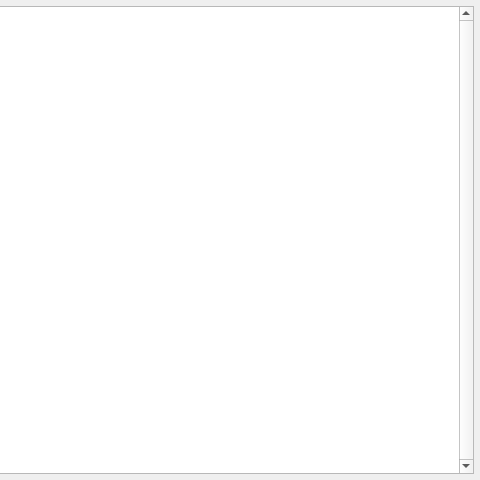
This is ui/SensorListWidget.ui in kipr/botui as Qt 5 draws it before an edit; both pictures show x 320 to 800 and y 0 to 480 of the 800 by 480 pixel window. The edited form follows.
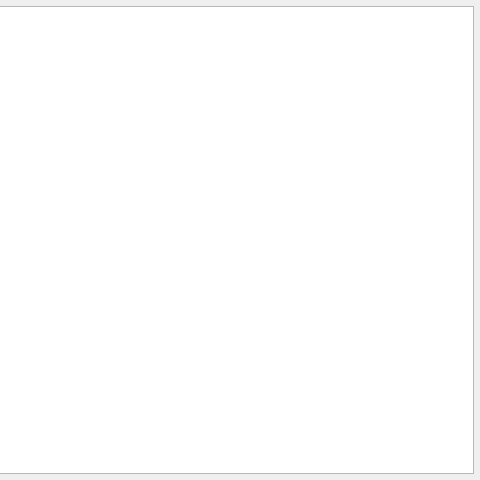
This is the edited form.

```diff
--- a/ui/SensorListWidget.ui
+++ b/ui/SensorListWidget.ui
@@ -27,18 +27,6 @@
        <pointsize>22</pointsize>
       </font>
      </property>
-     <property name="lineWidth">
-      <number>1</number>
-     </property>
-     <property name="midLineWidth">
-      <number>0</number>
-     </property>
-     <property name="verticalScrollBarPolicy">
-      <enum>Qt::ScrollBarAlwaysOn</enum>
-     </property>
-     <property name="horizontalScrollBarPolicy">
-      <enum>Qt::ScrollBarAsNeeded</enum>
-     </property>
      <property name="editTriggers">
       <set>QAbstractItemView::NoEditTriggers</set>
      </property>
@@ -57,15 +45,6 @@
      <property name="selectionBehavior">
       <enum>QAbstractItemView::SelectRows</enum>
      </property>
-     <property name="iconSize">
-      <size>
-       <width>0</width>
-       <height>0</height>
-      </size>
-     </property>
-     <property name="textElideMode">
-      <enum>Qt::ElideRight</enum>
-     </property>
      <property name="showGrid">
       <bool>false</bool>
      </property>
@@ -88,7 +67,7 @@
       <number>1</number>
      </attribute>
      <attribute name="horizontalHeaderStretchLastSection">
-      <bool>false</bool>
+      <bool>true</bool>
      </attribute>
      <attribute name="verticalHeaderVisible">
       <bool>false</bool>
```
Left out of the diff: 2 changed lines with no effect on the pictures.
